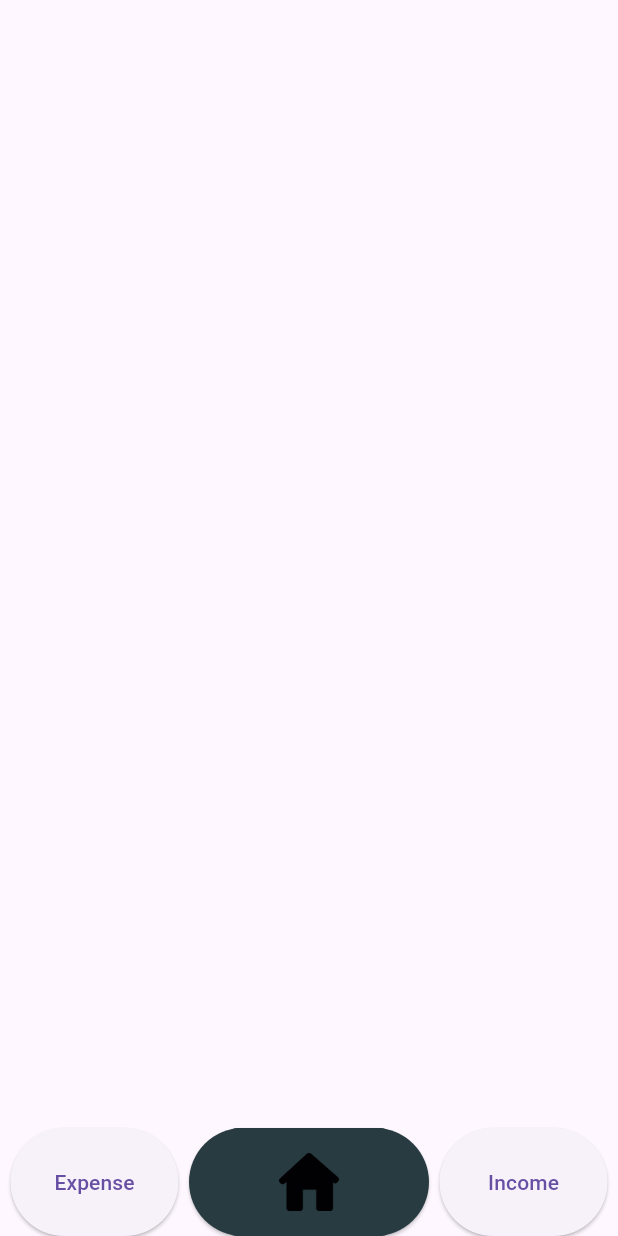
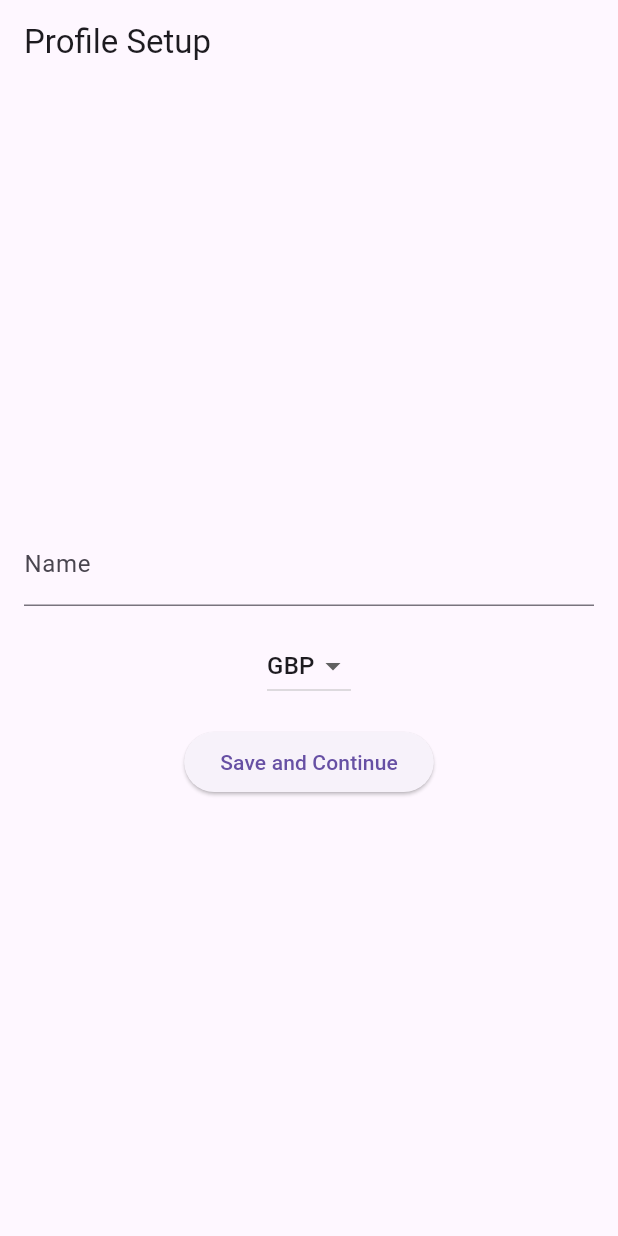
Before and after one commit to MWenerski/budgetapp, a Flutter app: the screen it shows after launch, on a phone screen of 412 x 824 dp. Run offline on Flutter 3.47's test engine with Material 3 defaults, Android fonts, the phone set to English and light mode, and no system bars; our stand-ins replace shared_preferences.

Commit message:
Work on ui

```diff
--- a/lib/RecurringExpense.dart
+++ b/lib/RecurringExpense.dart
@@ -0,0 +1 @@
+// ignore_for_file: file_names
--- a/lib/RecurringIncome.dart
+++ b/lib/RecurringIncome.dart
@@ -0,0 +1 @@
+// ignore_for_file: file_names
--- a/lib/main.dart
+++ b/lib/main.dart
@@ -1,78 +1,99 @@
+import 'package:flutter/material.dart';
+import 'package:shared_preferences/shared_preferences.dart';
+import 'home.dart'; // Import your home page file
 
-import 'package:flutter/material.dart';
-import 'Expense.dart';
-import 'Income.dart';
-import 'buttons.dart';
 void main() {
-  runApp(Home());
+  runApp(MyApp());
 }
 
-class Home extends StatelessWidget {
+class MyApp extends StatelessWidget {
   @override
   Widget build(BuildContext context) {
     return MaterialApp(
-      home: Scaffold(
-        appBar: AppBar(
-        ),
-        body: MyHomePage(),
+      home: FutureBuilder(
+        // Check if it's the first launch by checking if 'firstLaunch' is null in SharedPreferences
+        future: SharedPreferences.getInstance(),
+        builder: (context, AsyncSnapshot<SharedPreferences> snapshot) {
+          if (snapshot.connectionState == ConnectionState.done) {
+            SharedPreferences prefs = snapshot.data!;
+            bool firstLaunch = prefs.getBool('firstLaunch') ?? true;
+
+            if (firstLaunch) {
+              // If it's the first launch, show the setup page
+              return ProfileSetup();
+            } else {
+              // If it's not the first launch, fetch the user's name and go to the home page
+              String userName = prefs.getString('name') ?? 'Default Name';
+              return Home(userName: userName);
+            }
+          }
+          return CircularProgressIndicator(); // Loading indicator while checking
+        },
       ),
     );
   }
 }
 
-class MyHomePage extends StatelessWidget {
+// ignore: must_be_immutable
+class ProfileSetup extends StatelessWidget {
+  TextEditingController nameController = TextEditingController();
+  String selectedCurrency = 'GBP'; // Default currency
+
   @override
   Widget build(BuildContext context) {
-    return Column(
-      mainAxisAlignment: MainAxisAlignment.end,
-      crossAxisAlignment: CrossAxisAlignment.center,
-      children: [
-        SizedBox(height: 36), // Spacer to create vertical space
-        Row(
-          mainAxisAlignment: MainAxisAlignment.spaceEvenly,
+    return Scaffold(
+      appBar: AppBar(
+        title: Text('Profile Setup'),
+      ),
+      body: Padding(
+        padding: const EdgeInsets.all(16.0),
+        child: Column(
+          mainAxisAlignment: MainAxisAlignment.center,
           children: [
-            ExpenseButton(),
-            Buttons.homeButton(context),
-            IncomeButton(),
+            TextField(
+              controller: nameController,
+              decoration: InputDecoration(labelText: 'Name'),
+            ),
+            SizedBox(height: 16),
+            DropdownButton<String>(
+              value: selectedCurrency,
+              onChanged: (String? value) {
+                // Update the selected currency
+                if (value != null) {
+                  selectedCurrency = value;
+                }
+              },
+              items: ['GBP', 'USD', 'EUR', 'JPY', 'CAD', 'AUD'] // Add more currencies as needed
+                  .map<DropdownMenuItem<String>>(
+                    (String value) => DropdownMenuItem<String>(
+                      value: value,
+                      child: Text(value),
+                    ),
+                  )
+                  .toList(),
+            ),
+            SizedBox(height: 16),
+            ElevatedButton(
+              onPressed: () async {
+                // Save the user's information to SharedPreferences
+                SharedPreferences prefs = await SharedPreferences.getInstance();
+                prefs.setBool('firstLaunch', false);
+                prefs.setString('name', nameController.text);
+                prefs.setString('currency', selectedCurrency);
+
+                // Redirect to the home page
+                Navigator.pushReplacement(
+                  context,
+                  MaterialPageRoute(
+                    builder: (context) => Home(userName: nameController.text),
+                  ),
+                );
+              },
+              child: Text('Save and Continue'),
+            ),
           ],
         ),
-      ],
-    );
-  }
-}
-class IncomeButton extends StatelessWidget {
-  @override
-  Widget build(BuildContext context) {
-    return Container(
-      width: 112,
-      height: 72,
-      child: ElevatedButton(
-        onPressed: () {
-          Navigator.push(
-              context,
-              MaterialPageRoute(builder: (context) => Income()),
-            );
-        },
-        child: Text('Income'),
       ),
     );
   }
 }
-class ExpenseButton extends StatelessWidget {
-  @override
-  Widget build(BuildContext context) {
-    return Container(
-      width: 112,
-      height: 72,
-      child: ElevatedButton(
-        onPressed: () {
-         Navigator.push(
-              context,
-              MaterialPageRoute(builder: (context) => Expense()),
-            );
-        },
-        child: Text('Expense'),
-      ),
-    );
-  }
-}
--- a/pubspec.yaml
+++ b/pubspec.yaml
@@ -13,6 +13,7 @@ dependencies:
 
   english_words: ^4.0.0
   provider: ^6.0.0
+  shared_preferences: ^2.2.2
 
 dev_dependencies:
   flutter_test:
```
Also changed, not shown: lib/Expense.dart (+19 -3 lines), lib/Income.dart (+19 -4 lines), lib/Profile.dart (+70 -0 lines), lib/buttons.dart (+97 -11 lines), lib/home.dart (added, +55 -0 lines), assets/expenses.png (added), assets/income.png (added), pubspec.lock, 1 other file.
